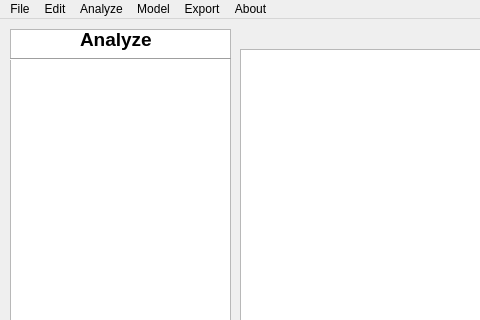
Qt form src/gui/ui_designs/gui_prototype1.2_graphics_view.ui (Nikolajkng/NanoparticleAnalysis) before a commit; both pictures show x 0 to 480 and y 0 to 320 of the 1326 by 801 pixel window.
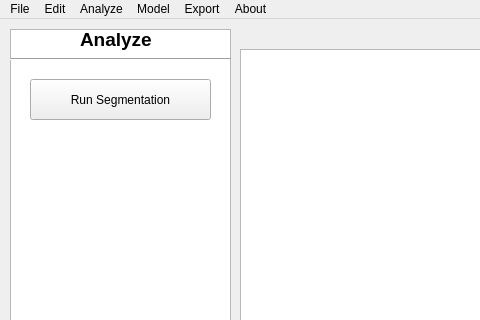
The same form after that commit.

Commit message: rm print

```diff
--- a/src/gui/ui_designs/gui_prototype1.2_graphics_view.ui
+++ b/src/gui/ui_designs/gui_prototype1.2_graphics_view.ui
@@ -410,6 +410,25 @@
      <string>Set Scale</string>
     </property>
    </widget>
+   <widget class="QPushButton" name="runSegmentationBtn">
+    <property name="geometry">
+     <rect>
+      <x>30</x>
+      <y>60</y>
+      <width>181</width>
+      <height>41</height>
+     </rect>
+    </property>
+    <property name="sizePolicy">
+     <sizepolicy hsizetype="Expanding" vsizetype="Expanding">
+      <horstretch>0</horstretch>
+      <verstretch>0</verstretch>
+     </sizepolicy>
+    </property>
+    <property name="text">
+     <string>Run Segmentation</string>
+    </property>
+   </widget>
   </widget>
   <widget class="QMenuBar" name="menubar">
    <property name="geometry">
```
Left out of the diff: 5 changed lines with no effect on the pictures. The commit also changes 2 other files.
